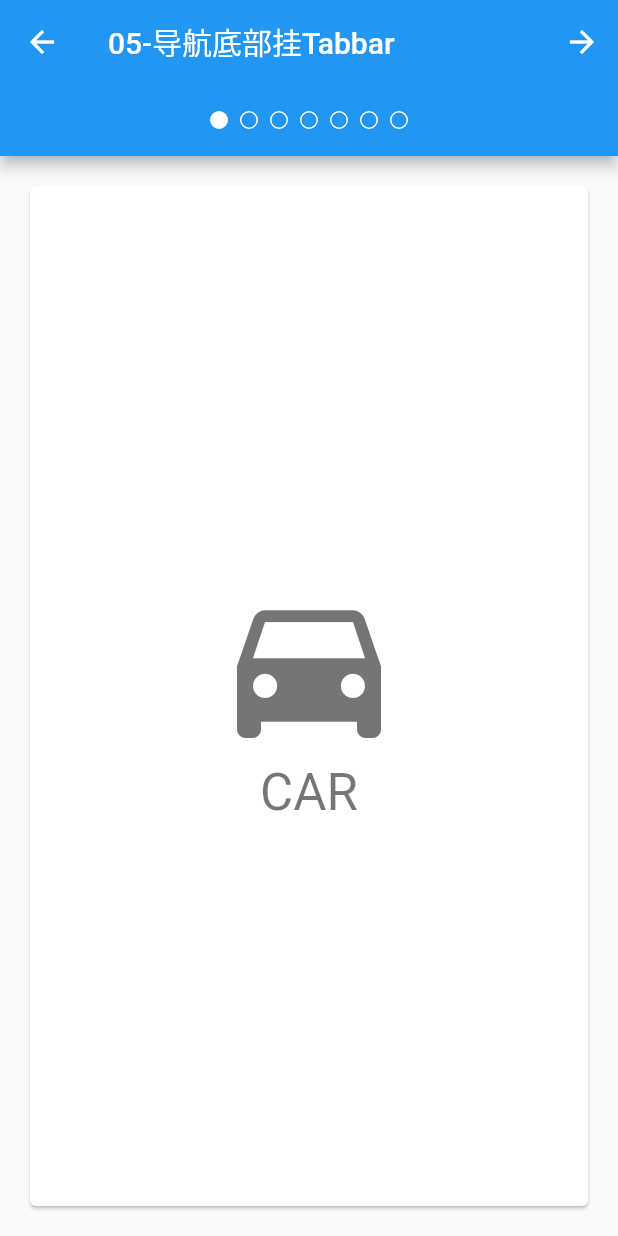
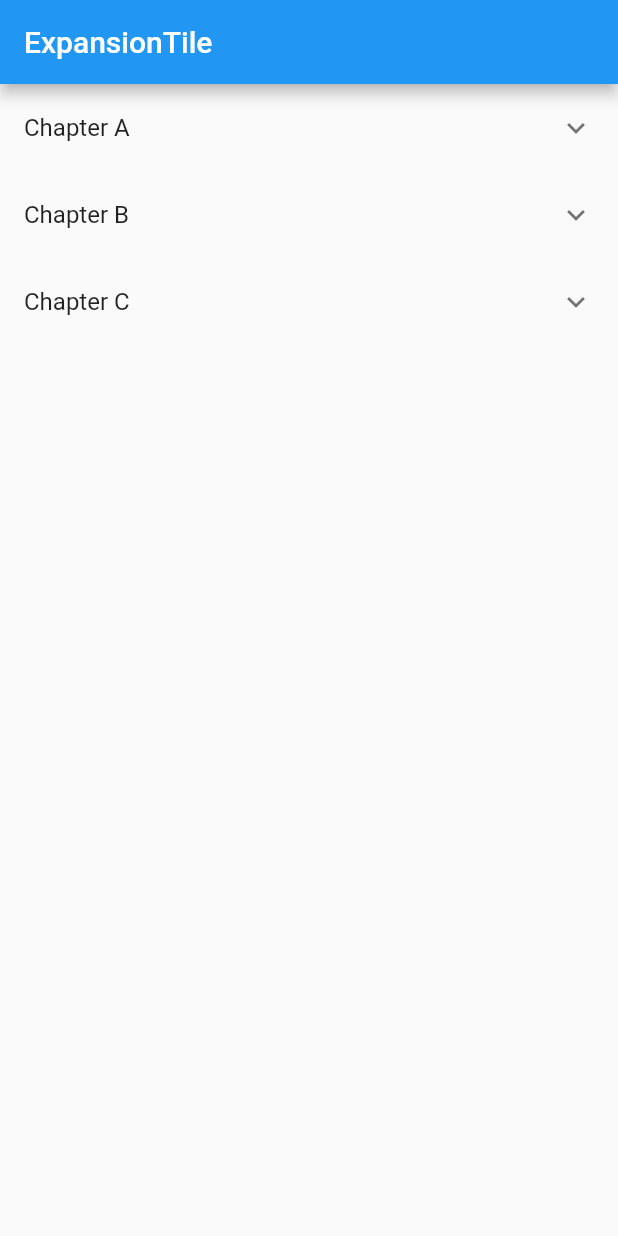
Before and after one commit to wangshuaiguo/flutter-study, a Flutter app: the screen it shows after launch, on a phone screen of 412 x 824 dp. Run offline on Flutter 3.47's test engine with Material 2 defaults, Android fonts, the phone set to English and light mode, and no system bars.

Commit message:
- 06    tableview的section嵌套

```diff
--- a/hello_word/lib/main.dart
+++ b/hello_word/lib/main.dart
@@ -1,142 +1,90 @@
 import 'package:flutter/material.dart';
 
 void main() {
-  runApp(new AppBarBottomSample());
+  runApp(new ExpansionTileSample());
 }
 
-class AppBarBottomSample extends StatefulWidget {
-  @override
-  State<StatefulWidget> createState() {
-    // TODO: implement createState
-
-    return _AppBarBottomSampleState();
-  }
-}
-
-class _AppBarBottomSampleState extends State<AppBarBottomSample>
-    with SingleTickerProviderStateMixin {
-  TabController _tabController;
-
-  @override
-  void initState() {
-    // TODO: implement initState
-    super.initState();
-    _tabController = TabController(vsync: this, length: choices.length);
-  }
-
-  @override
-  void dispose() {
-    // TODO: implement dispose
-    _tabController.dispose();
-    super.dispose();
-  }
-
+class ExpansionTileSample extends StatelessWidget {
   @override
   Widget build(BuildContext context) {
-    // TODO: implement build
-    return MaterialApp(
-      home: Scaffold(
-        appBar: AppBar(
-          title: Text('05-导航底部挂Tabbar'),
-          leading: IconButton(
-            tooltip: 'Previous choice',
-            icon: Icon(Icons.arrow_back),
-            onPressed: () {
-              _nextPage(-1);
-            },
-          ),
-          actions: <Widget>[
-            IconButton(
-              icon: Icon(Icons.arrow_forward),
-              tooltip: '下一个 choice',
-              onPressed: () {
-                _nextPage(1);
-              },
-            )
-          ],
-          bottom: PreferredSize(
-            preferredSize: Size.fromHeight(48.0),
-            child: Theme(
-              data: Theme.of(context).copyWith(accentColor: Colors.white),
-              child: Container(
-                height: 48.0,
-                alignment: Alignment.center,
-                child: TabPageSelector(controller: _tabController,),
-              ),
-            ),
-          ),
+    return new MaterialApp(
+      home: new Scaffold(
+        appBar: new AppBar(
+          title: const Text('ExpansionTile'),
         ),
-        body: TabBarView(
-          controller: _tabController,
-          children: choices.map(
-              (Choice choice){
-                return Padding(
-                    padding: EdgeInsets.all(16.0),
-                    child: ChoiceCard(
-                      choice: choice,
-                    ),
-                );
-              }
-          ).toList(),
-        ),
-      ),
-    );
-  }
-
-
-  void _nextPage(int delta) {
-    int indexNew = _tabController.index + delta;
-    if (indexNew >= _tabController.length) {
-      indexNew = 0;
-      // return;
-    }else if (indexNew < 0){
-      indexNew = _tabController.length - 1;
-    }
-
-    _tabController.animateTo(indexNew);
-  }
-}
-
-class Choice {
-  final String title;
-  final IconData icon;
-
-  const Choice(this.title, this.icon);
-}
-
-const List<Choice> choices = const <Choice>[
-  const Choice('CAR', Icons.directions_car),
-  const Choice('bike', Icons.directions_bike),
-  const Choice('boat', Icons.directions_boat),
-  const Choice('bus', Icons.directions_bus),
-  const Choice('railway', Icons.directions_railway),
-  const Choice('walk', Icons.directions_walk),
-  const Choice('subway', Icons.directions_subway),
-];
-
-
-
-class ChoiceCard extends StatelessWidget {
-
-  const ChoiceCard({ Key key, this.choice }) : super(key: key);
-  final Choice choice;
-
-  @override
-  Widget build(BuildContext context) {
-    // TODO: implement build
-    final TextStyle textStyle = Theme.of(context).textTheme.display1;
-    return new Card(
-      color: Colors.white,
-      child: new Center(
-        child: new Column(
-          mainAxisSize: MainAxisSize.min,
-          crossAxisAlignment: CrossAxisAlignment.center,
-          children: <Widget>[
-            new Icon(choice.icon, size: 128.0, color: textStyle.color),
-            new Text(choice.title, style: textStyle),
-          ],
+        body: new ListView.builder(
+          itemBuilder: (BuildContext context, int index) =>
+              new EntryItem(data[index]),
+          itemCount: data.length,
         ),
       ),
     );
   }
 }
+
+class Entry {
+  Entry(this.title, [this.children = const <Entry>[]]);
+  final String title;
+  final List<Entry> children;
+}
+
+final List<Entry> data = <Entry>[
+  new Entry(
+    'Chapter A',
+    <Entry>[
+      new Entry(
+        'Section A0',
+        <Entry>[
+          new Entry('Item A0.1'),
+          new Entry('Item A0.2'),
+          new Entry('Item A0.3'),
+        ],
+      ),
+      new Entry('Section A1'),
+      new Entry('Section A2'),
+    ],
+  ),
+  new Entry(
+    'Chapter B',
+    <Entry>[
+      new Entry('Section B0'),
+      new Entry('Section B1'),
+    ],
+  ),
+  new Entry(
+    'Chapter C',
+    <Entry>[
+      new Entry('Section C0'),
+      new Entry('Section C1'),
+      new Entry(
+        'Section C2',
+        <Entry>[
+          new Entry('Item C2.0'),
+          new Entry('Item C2.1'),
+          new Entry('Item C2.2'),
+          new Entry('Item C2.3'),
+        ],
+      ),
+    ],
+  ),
+];
+
+class EntryItem extends StatelessWidget {
+  const EntryItem(this.entry);
+
+  final Entry entry;
+
+  Widget _buildTiles(Entry root) {
+    if (root.children.isEmpty) return new ListTile(title: new Text(root.title));
+    return new ExpansionTile(
+      key: new PageStorageKey<Entry>(root),
+      title: new Text(root.title),
+      children: root.children.map(_buildTiles).toList(),
+    );
+  }
+
+  @override
+  Widget build(BuildContext context) {
+    return _buildTiles(entry);
+  }
+}
```
Also changed, not shown: 1 other file.
